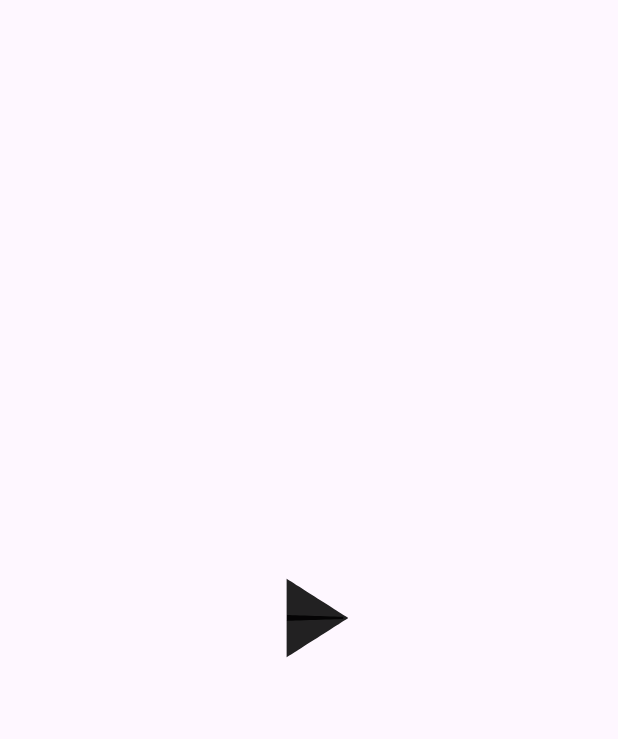
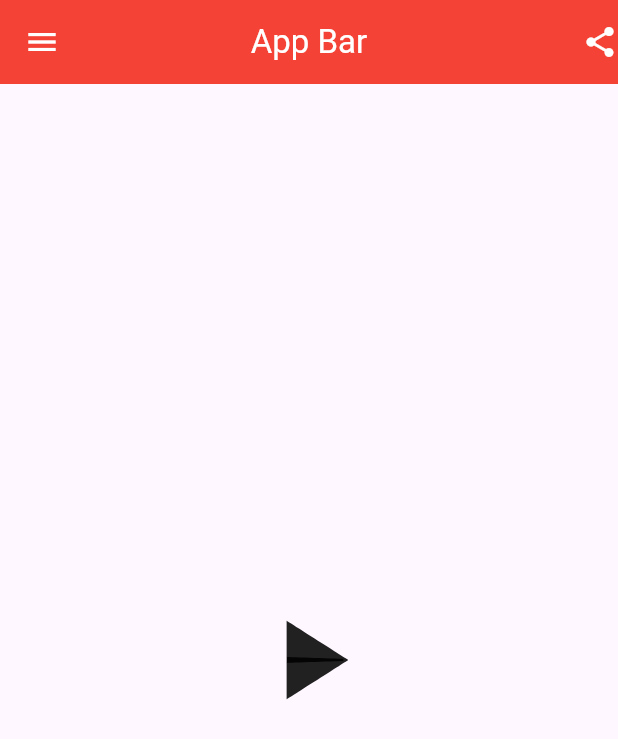
Before and after one commit to Mindsetter/flutter_widgets, a Flutter app: the screen it shows after launch, on a phone screen of 412 x 824 dp. Shown: the top 739 px of the screen. Run offline on Flutter 3.47's test engine with Material 3 defaults, Android fonts, the phone set to English and light mode, and no system bars.

Commit message:
add App Bar

```diff
--- a/lib/screen/animated_icon_screen.dart
+++ b/lib/screen/animated_icon_screen.dart
@@ -33,6 +33,17 @@ class _AnimatedIconScreenState extends State<AnimatedIconScreen>
   @override
   Widget build(BuildContext context) {
     return Scaffold(
+      appBar: AppBar(
+        backgroundColor: Colors.red,
+        elevation: 0,
+        title: const Text('App Bar'),
+        centerTitle: true,
+        foregroundColor: Colors.white,
+        leading: IconButton(onPressed: () {}, icon: const Icon(Icons.menu)),
+        actions: const [
+          Icon(Icons.share),
+        ],
+      ),
       body: Center(
         child: GestureDetector(
           onTap: iconTapped,
```
